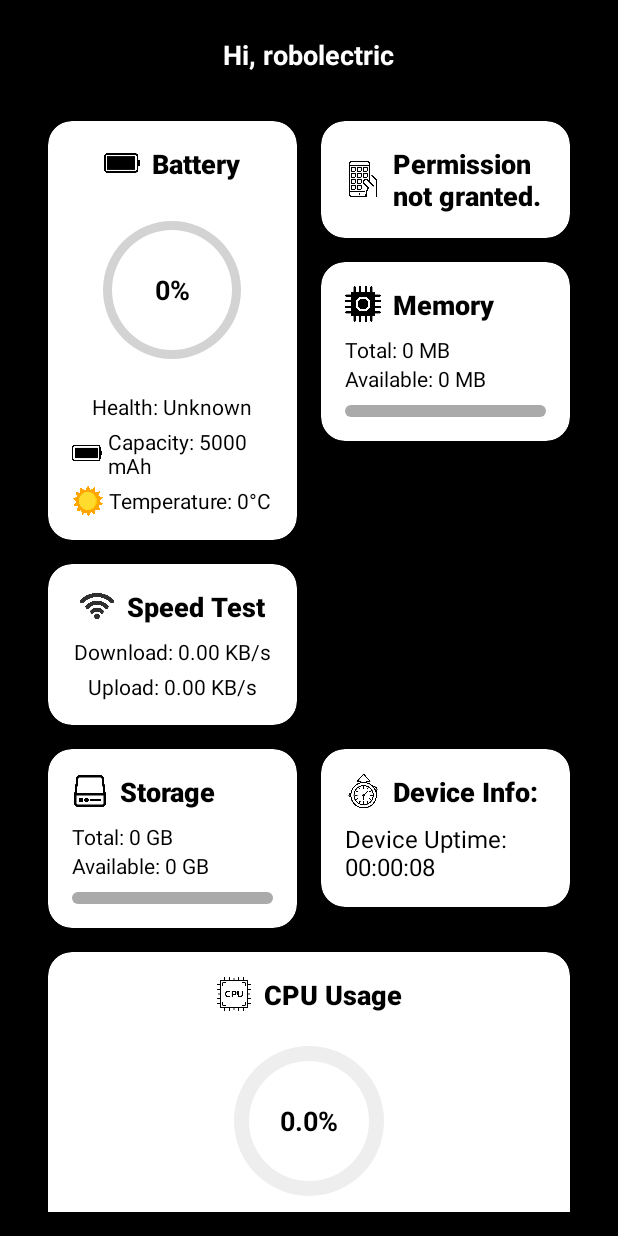
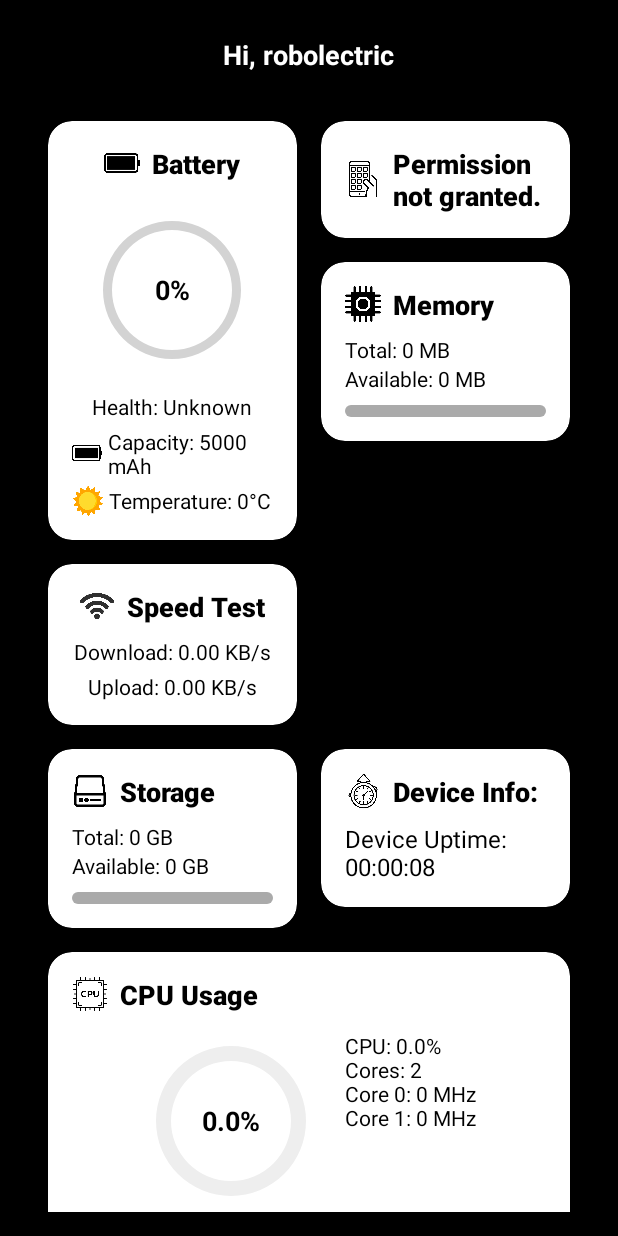
Before and after one commit to Vaishalinidhi/SystemMonitorapp, an Android app: the screen it shows after launch (MainActivity), on a phone screen of 412 x 824 dp. Run offline under Robolectric (Android 15) with nearby library versions, the phone set to English and light mode, and no system bars; 4 statements that could not run were skipped.

Commit message:
layout fixed

```diff
--- a/app/src/main/java/com/example/systemmonitor/MainActivity.java
+++ b/app/src/main/java/com/example/systemmonitor/MainActivity.java
@@ -523,7 +523,7 @@ public class MainActivity extends AppCompatActivity {
                 long totalTime = usageStats.getTotalTimeInForeground();
 
                 topAppsBuilder.append("• ").append(appName)
-                        .append(" - ").append(formatMilliseconds(totalTime)).append("\n\n");
+                        .append(" -\n ").append(formatMilliseconds(totalTime)).append("\n\n");
 
                 count++;
             }
@@ -618,9 +618,9 @@ public class MainActivity extends AppCompatActivity {
             long hours = minutes / 60;
 
             minutes = minutes % 60;
-            seconds = seconds % 60;
+           seconds =seconds %60;
 
-            return String.format("%02dh %02dm %02ds", hours, minutes, seconds);
+            return String.format("%02dh %02dm %02ds ", hours, minutes, seconds);
         }
     }
 
--- a/app/src/main/res/layout/activity_main.xml
+++ b/app/src/main/res/layout/activity_main.xml
@@ -456,14 +456,14 @@
                 android:layout_width="match_parent"
                 android:layout_height="wrap_content"
                 android:orientation="vertical"
-                android:padding="16dp"
-                android:gravity="center_horizontal">
+                android:padding="16dp">
 
+                <!-- Heading aligned to start (LHS) -->
                 <LinearLayout
-                    android:layout_width="wrap_content"
+                    android:layout_width="match_parent"
                     android:layout_height="wrap_content"
                     android:orientation="horizontal"
-                    android:gravity="center_vertical">
+                    android:gravity="start|center_vertical">
 
                     <ImageView
                         android:layout_width="24dp"
@@ -481,10 +481,20 @@
                         android:fontFamily="sans-serif-medium"/>
                 </LinearLayout>
 
+
+                <!-- Centered horizontal layout for ring and info -->
+                <LinearLayout
+                    android:layout_width="wrap_content"
+                    android:layout_height="wrap_content"
+                    android:orientation="horizontal"
+                    android:layout_gravity="center_horizontal"
+                    android:layout_marginTop="12dp">
+
+
+                <!-- Circular Ring -->
                     <FrameLayout
                         android:layout_width="120dp"
-                    android:layout_height="120dp"
-                    android:layout_marginTop="12dp">
+                        android:layout_height="120dp">
 
                         <ProgressBar
                             android:id="@+id/cpu_progress"
@@ -507,17 +517,20 @@
                             android:textStyle="bold"/>
                     </FrameLayout>
 
-                <!-- New TextView to show detailed CPU usage info -->
+                    <!-- CPU Info Text beside the ring -->
                     <TextView
                         android:id="@+id/cpu_usage_text"
-                    android:layout_width="match_parent"
+                        android:layout_width="0dp"
                         android:layout_height="wrap_content"
+                        android:layout_weight="1"
+                        android:layout_marginStart="16dp"
                         android:textColor="#000000"
                         android:textSize="14sp"
-                    android:layout_marginTop="12dp"
-                    android:text="Loading CPU details..."
-                    android:gravity="center"/>
+                        android:text=""
+                        android:gravity="start"/>
                 </LinearLayout>
+            </LinearLayout>
+
         </androidx.cardview.widget.CardView>
 
 
```
Lines whose indentation alone changed are shown as unchanged.
